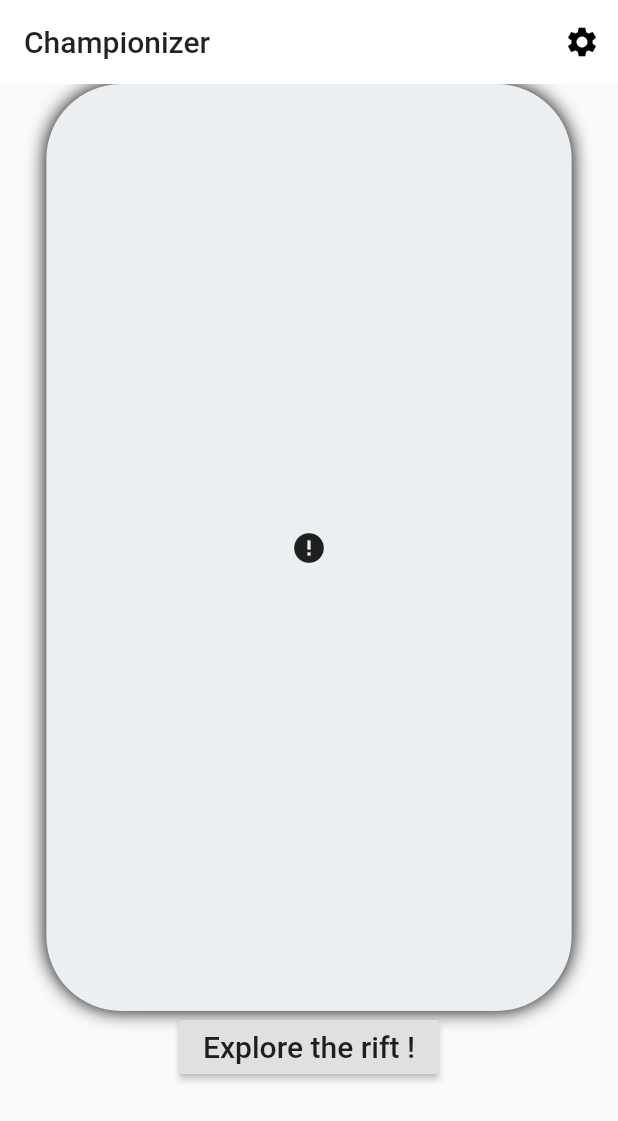
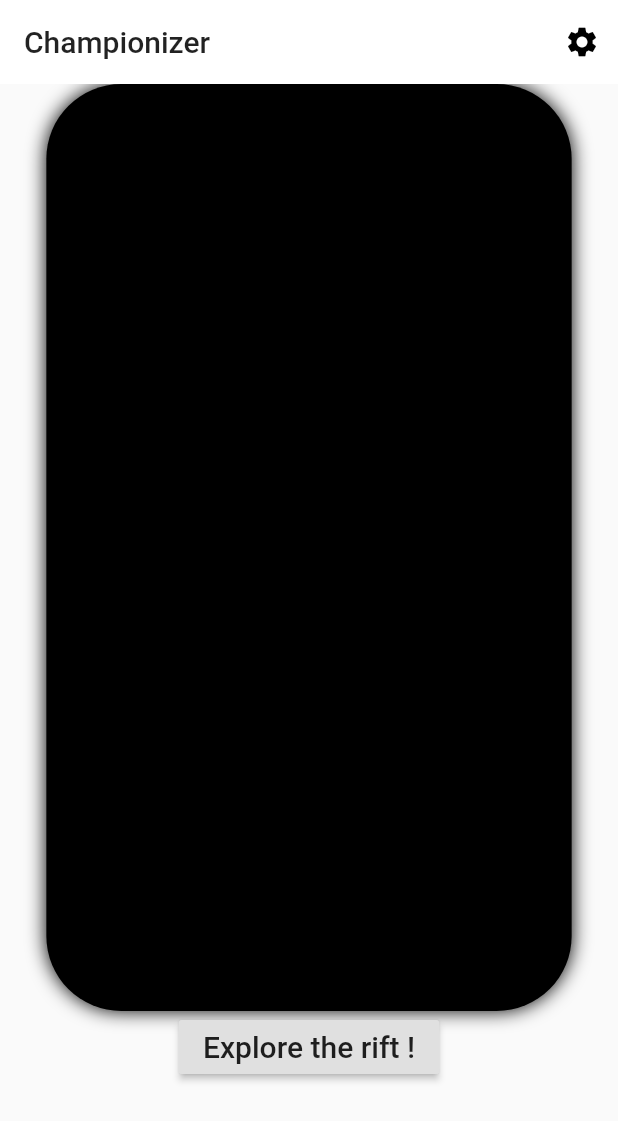
Before and after one commit to Psykotik/championizer_reforged, a Flutter app: the screen it shows after launch, on a phone screen of 412 x 824 dp. Shown: the top 1121 px of the screen. Run offline on Flutter 3.47's test engine with Material 2 defaults, Android fonts, the phone set to English and light mode, and no system bars; drawn by our look-alikes of cached_network_image; network calls fail.

Commit message:
Small UI fix

```diff
--- a/lib/container_zer.dart
+++ b/lib/container_zer.dart
@@ -18,7 +18,7 @@ class _ContainerZerState extends State<ContainerZer> {
           width: MediaQuery.of(context).size.width * 0.85,
           height: MediaQuery.of(context).size.height * 0.75,
           decoration: BoxDecoration(
-              color: Colors.blueGrey[50],
+              color: Colors.black,
               borderRadius: BorderRadius.all(Radius.circular(50.0)),
               boxShadow: [
                 new BoxShadow(
@@ -46,7 +46,7 @@ class _ContainerZerState extends State<ContainerZer> {
                       ),
                     ]),
               ),
-              placeholder: (context, url) => CircularProgressIndicator(),
+              //placeholder: (context, url) => CircularProgressIndicator(),
               errorWidget: (context, url, error) => Icon(Icons.error),
             ),
           ),
```
